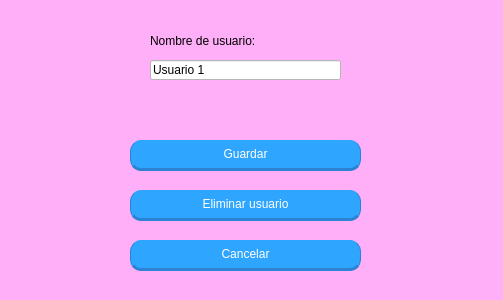
Before: the Qt Designer form IG3.ui in lulacuna16/TT-2021-A004, drawn with Qt 5.
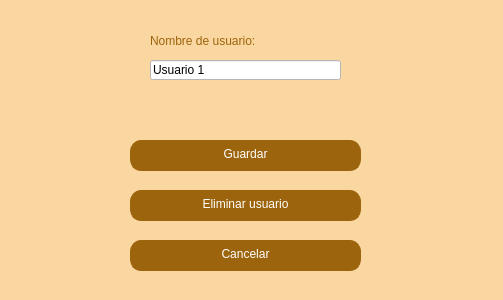
After: the same form once the commit is applied.

```diff
--- a/IG3.ui
+++ b/IG3.ui
@@ -14,7 +14,7 @@
    <string>Form</string>
   </property>
   <property name="styleSheet">
-   <string notr="true">background-color: rgb(255, 175, 247);
+   <string notr="true">background-color: rgb(250, 215, 160);
 </string>
   </property>
   <widget class="QLabel" name="labelNombreUsuario">
@@ -27,7 +27,8 @@
     </rect>
    </property>
    <property name="styleSheet">
-    <string notr="true">font: 14pt &quot;Segoe Print&quot;;</string>
+    <string notr="true">font: 14pt &quot;Segoe Print&quot;;
+color: rgb(156, 100, 12);</string>
    </property>
    <property name="text">
     <string>Nombre de usuario:</string>
@@ -66,13 +67,13 @@
    <property name="styleSheet">
     <string notr="true">QPushButton{
 color: rgb(255, 255, 255);
-	background-color: rgb(46, 165, 255);
+	background-color: rgb(156, 100, 12);
 	font: 12pt &quot;Segoe Print&quot;;
 	border-radius: 11px;
 	border:none;
-	border-left: 1px solid rgb(44, 131, 212);
-	border-right: 1px solid rgb(44, 131, 212);
-	border-bottom: 3px solid rgb(44, 131, 212);
+	border-left: 1px solid rgb(156, 100, 12);
+	border-right: 1px solid rgb(156, 100, 12);
+	border-bottom: 3px solid rgb(156, 100, 12);
 }
 QPushButton:hover{
 	background-color: rgb(14, 235, 255);
@@ -104,13 +105,13 @@
    <property name="styleSheet">
     <string notr="true">QPushButton{
 color: rgb(255, 255, 255);
-	background-color: rgb(46, 165, 255);
+	background-color: rgb(156, 100, 12);
 	font: 12pt &quot;Segoe Print&quot;;
 	border-radius: 11px;
 	border:none;
-	border-left: 1px solid rgb(44, 131, 212);
-	border-right: 1px solid rgb(44, 131, 212);
-	border-bottom: 3px solid rgb(44, 131, 212);
+	border-left: 1px solid rgb(156, 100, 12);
+	border-right: 1px solid rgb(156, 100, 12);
+	border-bottom: 3px solid rgb(156, 100, 12);
 }
 QPushButton:hover{
 	background-color: rgb(14, 235, 255);
@@ -142,13 +143,13 @@
    <property name="styleSheet">
     <string notr="true">QPushButton{
 color: rgb(255, 255, 255);
-	background-color: rgb(46, 165, 255);
+	background-color: rgb(156, 100, 12);
 	font: 12pt &quot;Segoe Print&quot;;
 	border-radius: 11px;
 	border:none;
-	border-left: 1px solid rgb(44, 131, 212);
-	border-right: 1px solid rgb(44, 131, 212);
-	border-bottom: 3px solid rgb(44, 131, 212);
+	border-left: 1px solid rgb(156, 100, 12);
+	border-right: 1px solid rgb(156, 100, 12);
+	border-bottom: 3px solid rgb(156, 100, 12);
 }
 QPushButton:hover{
 	background-color: rgb(14, 235, 255);
```
Left out of the diff: 27 changed lines with no effect on the pictures.
